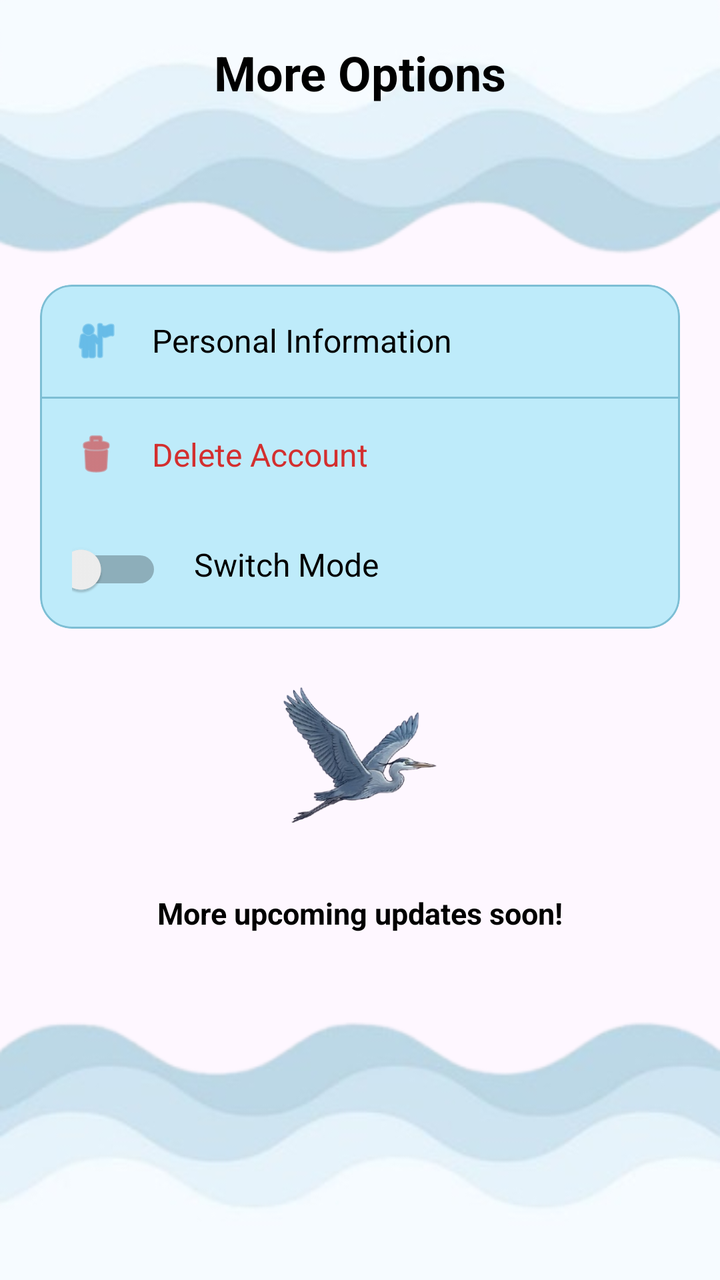
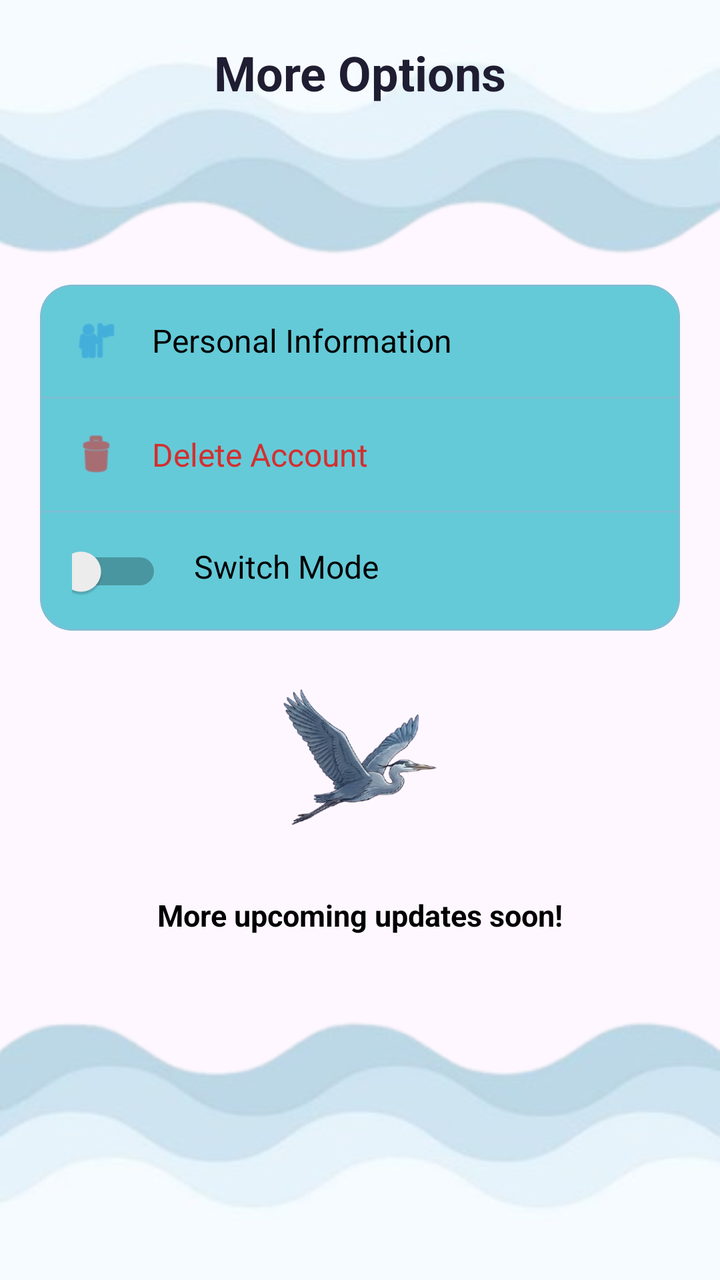

Screens rendered from an Android XML layout before and after an edit, with the pre-edit source and the edit as a unified diff.
<!-- AndroidManifest.xml: application theme Theme.HeronHealth -->
<!-- res/layout/fragment_more_option.xml -->
<?xml version="1.0" encoding="utf-8"?>
<androidx.constraintlayout.widget.ConstraintLayout
    xmlns:android="http://schemas.android.com/apk/res/android"
    xmlns:app="http://schemas.android.com/apk/res-auto"
    xmlns:tools="http://schemas.android.com/tools"
    android:layout_width="match_parent"
    android:layout_height="match_parent"
    android:background="@drawable/bg4"
    style="@style/SCREEN"
    android:padding="20dp"
    tools:context=".MoreOptionFragment">

    
    <TextView
        android:id="@+id/tvSettingsHeader"
        android:layout_width="wrap_content"
        android:layout_height="wrap_content"
        android:text="More Options"
        style="@style/TEXT"
        android:textSize="24sp"
        android:textStyle="bold"
        app:layout_constraintTop_toTopOf="parent"
        app:layout_constraintStart_toStartOf="parent"
        app:layout_constraintEnd_toEndOf="parent"/>

    
    <com.google.android.material.card.MaterialCardView
        android:id="@+id/cardSettings"
        android:layout_width="0dp"
        android:layout_height="wrap_content"
        android:layout_marginTop="90dp"
        app:cardBackgroundColor="#beebfa"
        app:cardCornerRadius="16dp"
        app:strokeColor="#7dbed4"
        app:strokeWidth="1dp"
        app:layout_constraintTop_toBottomOf="@id/tvSettingsHeader"
        app:layout_constraintStart_toStartOf="parent"
        app:layout_constraintEnd_toEndOf="parent">

        <LinearLayout
            android:layout_width="match_parent"
            android:layout_height="wrap_content"
            android:orientation="vertical">

            
            <LinearLayout
                android:id="@+id/itemPersonalInfo"
                android:layout_width="match_parent"
                android:layout_height="wrap_content"
                android:orientation="horizontal"
                android:padding="16dp"
                android:gravity="center_vertical"
                android:background="?attr/selectableItemBackground">

                <ImageView
                    android:layout_width="24dp"
                    android:layout_height="24dp"
                    android:src="@android:drawable/ic_menu_myplaces"
                    app:tint="#2D9CDB"/>

                <TextView
                    android:layout_width="wrap_content"
                    android:layout_height="wrap_content"
                    android:layout_marginStart="16dp"
                    android:text="Personal Information"
                    style="@style/TEXT"
                    android:textSize="16sp"/>
            </LinearLayout>

            
            <View
                android:layout_width="match_parent"
                android:layout_height="1dp"
                android:background="#7dbed4"/>

            
            <LinearLayout
                android:id="@+id/itemDeleteAccount"
                android:layout_width="match_parent"
                android:layout_height="wrap_content"
                android:orientation="horizontal"
                android:padding="16dp"
                android:gravity="center_vertical"
                android:background="?attr/selectableItemBackground">

                <ImageView
                    android:layout_width="24dp"
                    android:layout_height="24dp"
                    android:src="@android:drawable/ic_menu_delete"
                    app:tint="#D32F2F"/>

                <TextView
                    android:layout_width="wrap_content"
                    android:layout_height="wrap_content"
                    android:layout_marginStart="16dp"
                    android:text="Delete Account"
                    android:textColor="#D32F2F"
                    android:textSize="16sp"/>
            </LinearLayout>

            <LinearLayout
                android:id="@+id/itemTheme"
                android:layout_width="match_parent"
                android:layout_height="wrap_content"
                android:orientation="horizontal"
                android:padding="16dp"
                android:gravity="center_vertical"
                android:background="?attr/selectableItemBackground">

                

                <Switch
                    android:id="@+id/switchTheme"
                    android:layout_width="45dp"
                    android:layout_height="20dp"/>

                    <TextView
                    android:layout_width="wrap_content"
                    android:layout_height="match_parent"
                    android:layout_marginStart="16dp"
                    android:text="Switch Mode"
                    style="@style/TEXT"
                    android:textSize="16sp"/>
            </LinearLayout>

        </LinearLayout>

    </com.google.android.material.card.MaterialCardView>

    <ImageView
        android:id="@+id/imgFly"
        android:layout_width="120dp"
        android:layout_height="120dp"
        android:layout_marginTop="12dp"
        android:scaleType="centerCrop"
        android:src="@drawable/fly"
        app:layout_constraintTop_toBottomOf="@id/cardSettings"
        app:layout_constraintStart_toStartOf="parent"
        app:layout_constraintEnd_toEndOf="parent"/>

    <TextView
        android:id="@+id/tvUpdate"
        android:layout_width="wrap_content"
        android:layout_height="wrap_content"
        android:text="More upcoming updates soon!"
        style="@style/TEXT"
        android:textSize="15dp"
        android:textStyle="bold"
        app:layout_constraintTop_toBottomOf="@id/imgFly"
        app:layout_constraintStart_toStartOf="parent"
        app:layout_constraintEnd_toEndOf="parent"/>




    <com.google.android.material.button.MaterialButton
        android:id="@+id/btnLogout"
        android:layout_width="0dp"
        android:layout_height="56dp"
        android:layout_marginTop="170dp"
        android:text="Log Out"
        style="@style/BUTTON"
        app:backgroundTint="#7dbed4"
        app:cornerRadius="20dp"
        app:layout_constraintTop_toBottomOf="@id/tvUpdate"
        app:layout_constraintStart_toStartOf="parent"
        app:layout_constraintEnd_toEndOf="parent"/>

</androidx.constraintlayout.widget.ConstraintLayout>
<!-- resources referenced by this layout -->
<resources>
  <!-- drawable bg4: png bitmap (drawable, 73502 bytes) -->
  <!-- drawable fly: png bitmap (drawable, 61801 bytes) -->
  <style name="BUTTON">
          <item name="android:background">@android:color/holo_blue_dark</item>
          <item name="android:textColor">#FFF</item>&gt;
      </style>
  <style name="SCREEN">
          <item name="android:background">#FFF</item>&gt;
      </style>
  <style name="TEXT">
          <item name="android:textColor">#000</item>&gt;
      </style>
  <style name="Theme.HeronHealth" parent="Base.Theme.HeronHealth" />
  <style name="Base.Theme.HeronHealth" parent="Theme.Material3.DayNight.NoActionBar">
          
          
      </style>
</resources>

<!-- the commit's change to res/layout/fragment_more_option.xml (unified diff, before → after) -->
@@ -16,7 +16,7 @@
         android:layout_width="wrap_content"
         android:layout_height="wrap_content"
         android:text="More Options"
-        style="@style/TEXT"
+        android:textColor="#1F1D32"
         android:textSize="24sp"
         android:textStyle="bold"
         app:layout_constraintTop_toTopOf="parent"
@@ -29,7 +29,7 @@
         android:layout_width="0dp"
         android:layout_height="wrap_content"
         android:layout_marginTop="90dp"
-        app:cardBackgroundColor="#beebfa"
+        app:cardBackgroundColor="@color/card_bg"
         app:cardCornerRadius="16dp"
         app:strokeColor="#7dbed4"
         app:strokeWidth="1dp"
@@ -98,6 +98,11 @@
                     android:textSize="16sp"/>
             </LinearLayout>
 
+            <View
+                android:layout_width="match_parent"
+                android:layout_height="1dp"
+                android:background="#7dbed4"/>
+
             <LinearLayout
                 android:id="@+id/itemTheme"
                 android:layout_width="match_parent"
@@ -112,7 +117,8 @@
                 <Switch
                     android:id="@+id/switchTheme"
                     android:layout_width="45dp"
-                    android:layout_height="20dp"/>
+                    android:layout_height="20dp"
+                    android:shadowColor="#1D3360"/>
 
                     <TextView
                     android:layout_width="wrap_content"
<!-- resource entries referenced after the edit -->
@@ -1,5 +1,6 @@
 <!-- resources referenced by this layout -->
 <resources>
+  <color name="card_bg">#64CAD8</color>
   <!-- drawable bg4: png bitmap (drawable, 73502 bytes) -->
   <!-- drawable fly: png bitmap (drawable, 61801 bytes) -->
   <style name="BUTTON">
